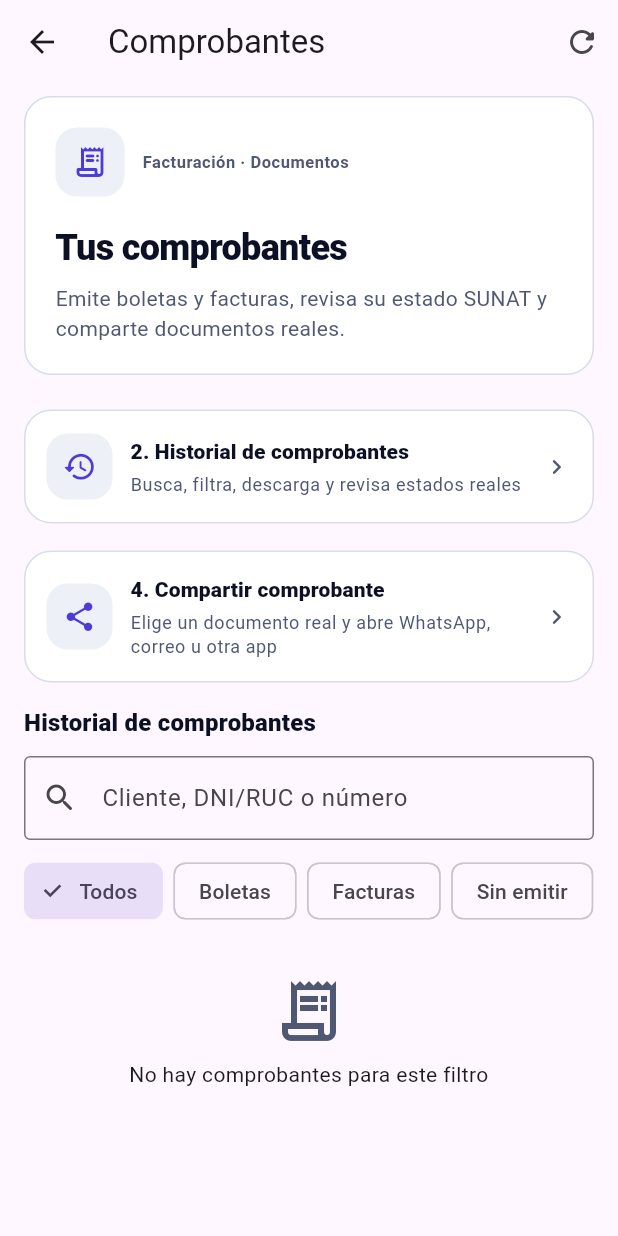
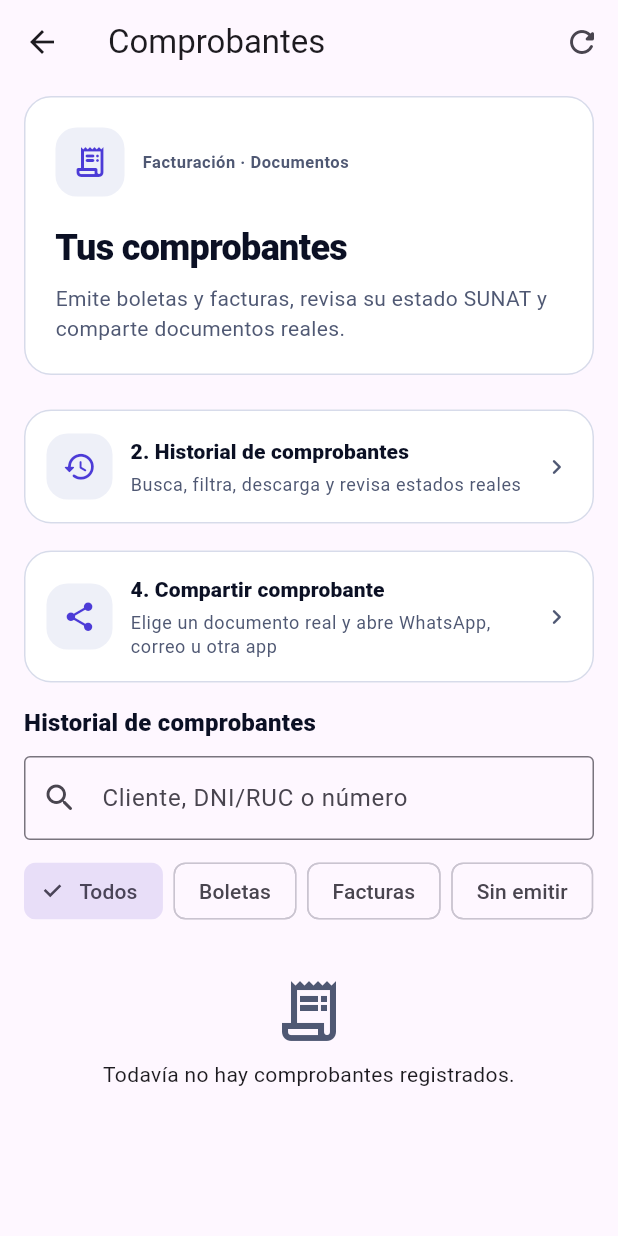
Before and after one commit to PFfrank13/FacturaVoz, a Flutter app: the RetailReceiptsScreen screen opened directly, on a phone screen of 412 x 824 dp. Run offline on Flutter 3.47's test engine with Material 3 defaults, Android fonts, the phone set to English and light mode, and no system bars; our stand-ins replace audioplayers, cross_file, file_picker, flutter_map, flutter_secure_storage, flutter_tts and 8 more; missing offline and left inert: barcode, mobile_scanner, print_bluetooth_thermal, quick_actions, record; accounts and stored records are empty.

Commit message:
fix(bodega): distinguish empty receipts history from no matching filter results

```diff
--- a/app/lib/screens/retail_receipts.dart
+++ b/app/lib/screens/retail_receipts.dart
@@ -393,8 +393,11 @@ class _RetailReceiptsScreenState extends State<RetailReceiptsScreen> {
                   const SizedBox(height: 20),
                   Icon(Icons.receipt_long_outlined, color: c.muted, size: 48),
                   const SizedBox(height: 8),
-                  const Text('No hay comprobantes para este filtro',
-                    textAlign: TextAlign.center),
+                  Text(_invoices.isEmpty
+                    ? 'Todavía no hay comprobantes registrados.'
+                    : 'No hay comprobantes para este filtro.',
+                    textAlign: TextAlign.center,
+                    style: Theme.of(context).textTheme.bodyMedium),
                 ] else for (final inv in entries) ...[
                   _receiptTile(inv),
                   const SizedBox(height: 8),
```
